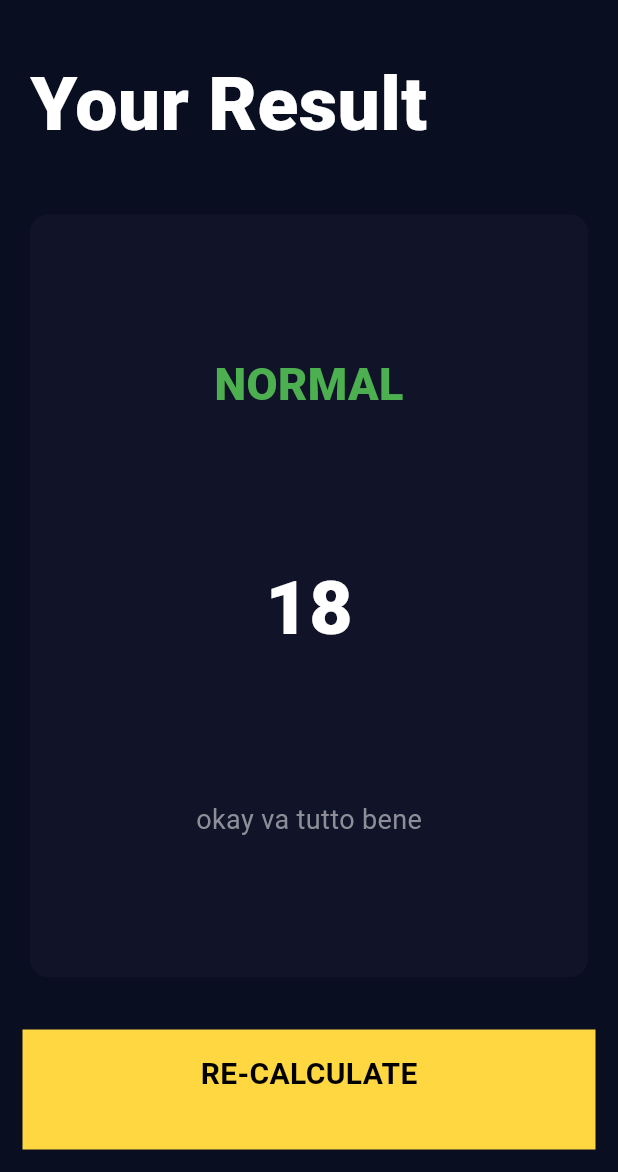
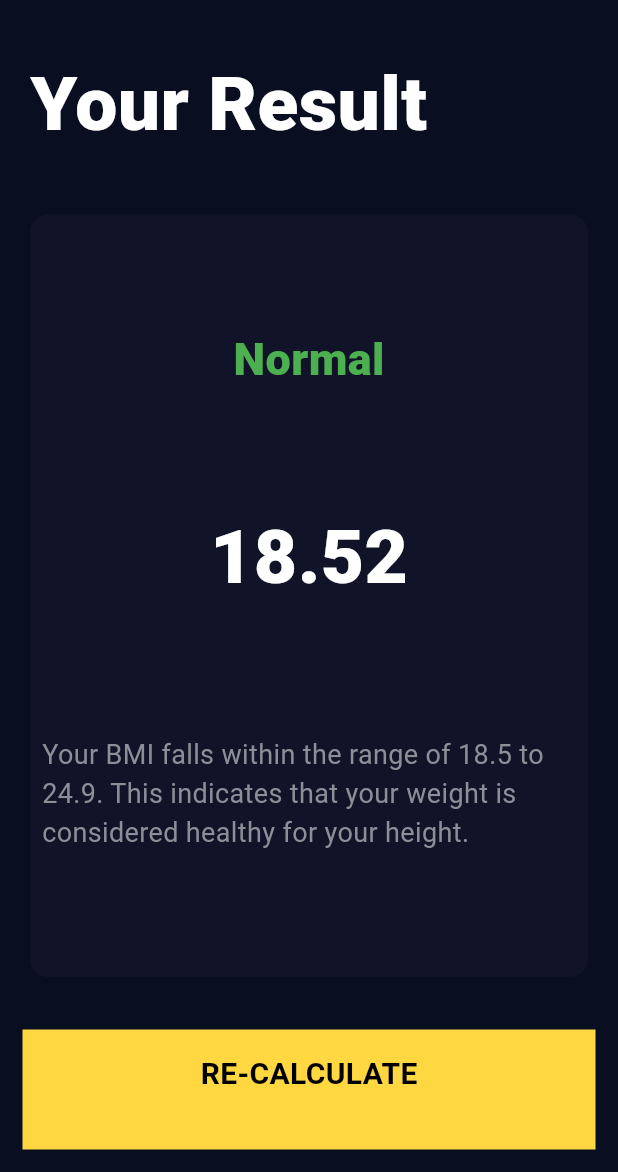
Before and after one commit to saver999/bmicalculator, a Flutter app: the screen it shows after launch, after a tap on "CALCULATE", on a phone screen of 412 x 824 dp, the part 64-1236 px from its top. Run offline on Flutter 3.47's test engine with Material 3 defaults, Android fonts, the phone set to English and light mode, and no system bars; our stand-ins replace font_awesome_flutter.

Commit message:
Bmi complete

```diff
--- /dev/null
+++ b/lib/calculator_bmi.dart
@@ -0,0 +1,37 @@
+import 'dart:math';
+
+class Calculator{
+  Calculator(this.height, this.weight){
+    _bmi = (weight / pow(height/100, 2));
+  }
+  final int height;
+  final int weight;
+  double _bmi = 0;
+
+
+  String calculateBMI(){
+    return _bmi.toStringAsFixed(2);
+
+  }
+
+  String getResults(){
+    if(_bmi >=25){
+      return 'Overweight';
+    }else if(_bmi <= 18.5){
+      return 'Underweight';
+    }else{
+      return 'Normal';
+    }
+
+  }
+  String getInterpretation(){
+    if(_bmi >=25){
+     return 'Your BMI is above 25. This suggests that you may have excess body fat, which can increase the risk of health problems such as heart disease, diabetes, and high blood pressure.';
+     }else if(_bmi <= 18.5){
+      return  'Your BMI falls below 18.5. Being underweight may indicate insufficient body fat, which can lead to health concerns such as weakened immune function and nutrient deficiencies. ';
+    }else{
+      return 'Your BMI falls within the range of 18.5 to 24.9. This indicates that your weight is considered healthy for your height.';
+    }
+
+  }
+}
--- a/lib/main.dart
+++ b/lib/main.dart
@@ -13,18 +13,20 @@ class MyApp extends StatelessWidget {
   // This widget is the root of your application.
   @override
   Widget build(BuildContext context) {
+
     return MaterialApp(
+      debugShowCheckedModeBanner: false,
       title: 'Flutter Demo',
       theme: ThemeData(
         //primaryColor: const Color(0xFF0A0E21),// not working
         scaffoldBackgroundColor: const Color(0xFF090E21),
+
         appBarTheme: const AppBarTheme(
           backgroundColor: Color(0xFF090E21),
         ),
       ),
       routes: {
-        '/': (context) => const MyHomePage(title: 'BMI Calculator',),
-        '/second': (context) =>  ResultsPage(),
+        '/': (context) => const MyHomePage(title: 'BMI Calculator',)
       }
     );
   }
--- a/lib/myhomepage.dart
+++ b/lib/myhomepage.dart
@@ -1,5 +1,7 @@
 import 'dart:ui';
 
+import 'package:bmicalculator/calculator_bmi.dart';
+import 'package:bmicalculator/results_page.dart';
 import 'package:flutter/cupertino.dart';
 import 'package:flutter/material.dart';
 import 'package:flutter/widgets.dart';
@@ -193,7 +195,9 @@ class _MyHomePageState extends State<MyHomePage> {
           ),
           GestureDetector(
             onTap: () {
-              Navigator.pushNamed(context, '/second');
+             Calculator calc = Calculator(height, weight);
+
+              Navigator.push(context, MaterialPageRoute(builder: (context) => ResultsPage(interpretation: calc.getInterpretation(), bmiResult: calc.calculateBMI(), resultText: calc.getResults())));
             },
             child: Container(
               child: Center(child: Text("CALCULATE", style: kLargeContainerColour,)),
--- a/lib/results_page.dart
+++ b/lib/results_page.dart
@@ -1,9 +1,17 @@
+import "package:flutter/cupertino.dart";
+import "package:flutter/foundation.dart";
 import"package:flutter/material.dart";
-
+import "package:flutter/widgets.dart";
+import 'calculator_bmi.dart';
 import "constants.dart";
 import "mycard.dart";
+import 'calculator_bmi.dart';
+class ResultsPage extends StatelessWidget{
+  final String interpretation;
+  final String bmiResult;
+  final String resultText;
 
-class ResultsPage extends StatelessWidget{
+  ResultsPage({required this.interpretation, required this.bmiResult, required this.resultText});
   @override
   Widget build(BuildContext context) {
     return Scaffold(
@@ -35,17 +43,21 @@ class ResultsPage extends StatelessWidget{
               mainAxisAlignment: MainAxisAlignment.spaceEvenly,
               children: [
                 Text(
-                  "NORMAL",
+                   resultText,
+
                   style: kresultTextStyle,
 
                 ),
                 Text(
-                   '18',
+                   bmiResult,
                   style: knumberTextStyle,
                   ),
-                Text(
-                  'okay va tutto bene',
-                  style: kLabelTextStyle,
+                Padding(
+                  padding: const EdgeInsets.all(8.0),
+                  child: Text(
+                    interpretation,
+                    style: kLabelTextStyle,
+                  ),
                 ),
               ],
             ),
```
Also changed, not shown: 5 other files.
